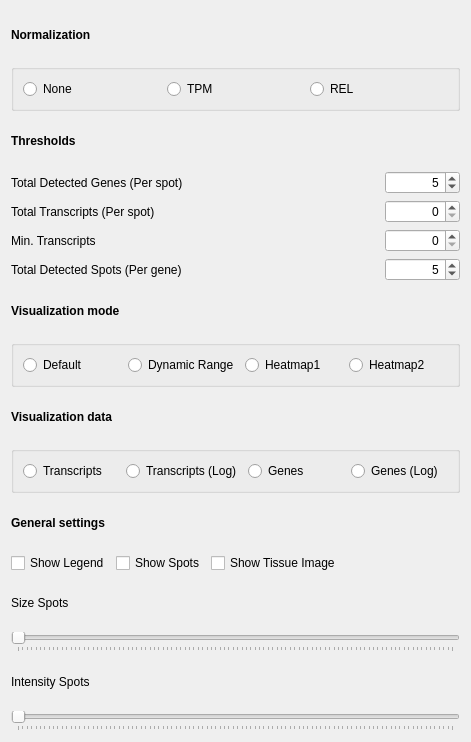
First picture: the form in src/viewPages/SettingsWidget.ui, repository jfnavarro/st_viewer, before the edit.
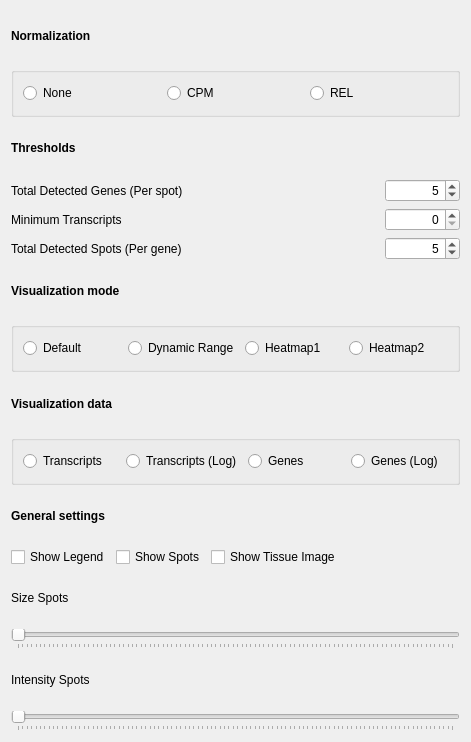
Second picture: the form after the edit.

What changed in the file:
```diff
--- a/src/viewPages/SettingsWidget.ui
+++ b/src/viewPages/SettingsWidget.ui
@@ -79,7 +79,7 @@
          <string>Transcripts per million</string>
         </property>
         <property name="text">
-         <string>TPM</string>
+         <string>CPM</string>
         </property>
        </widget>
       </item>
@@ -158,55 +158,12 @@
      </item>
     </layout>
    </item>
-   <item>
-    <layout class="QHBoxLayout" name="horizontalLayout_6">
-     <item>
-      <widget class="QLabel" name="label_2">
-       <property name="text">
-        <string>Total Transcripts (Per spot)</string>
-       </property>
-      </widget>
-     </item>
-     <item>
-      <spacer name="horizontalSpacer_2">
-       <property name="orientation">
-        <enum>Qt::Horizontal</enum>
-       </property>
-       <property name="sizeHint" stdset="0">
-        <size>
-         <width>40</width>
-         <height>20</height>
-        </size>
-       </property>
-      </spacer>
-     </item>
-     <item>
-      <widget class="QSpinBox" name="reads_threshold">
-       <property name="minimumSize">
-        <size>
-         <width>75</width>
-         <height>0</height>
-        </size>
-       </property>
-       <property name="maximumSize">
-        <size>
-         <width>75</width>
-         <height>16777215</height>
-        </size>
-       </property>
-       <property name="alignment">
-        <set>Qt::AlignRight|Qt::AlignTrailing|Qt::AlignVCenter</set>
-       </property>
-      </widget>
-     </item>
-    </layout>
-   </item>
    <item>
     <layout class="QHBoxLayout" name="horizontalLayout_7">
      <item>
       <widget class="QLabel" name="label_4">
        <property name="text">
-        <string>Min. Transcripts </string>
+        <string>Minimum Transcripts </string>
        </property>
       </widget>
      </item>
```
